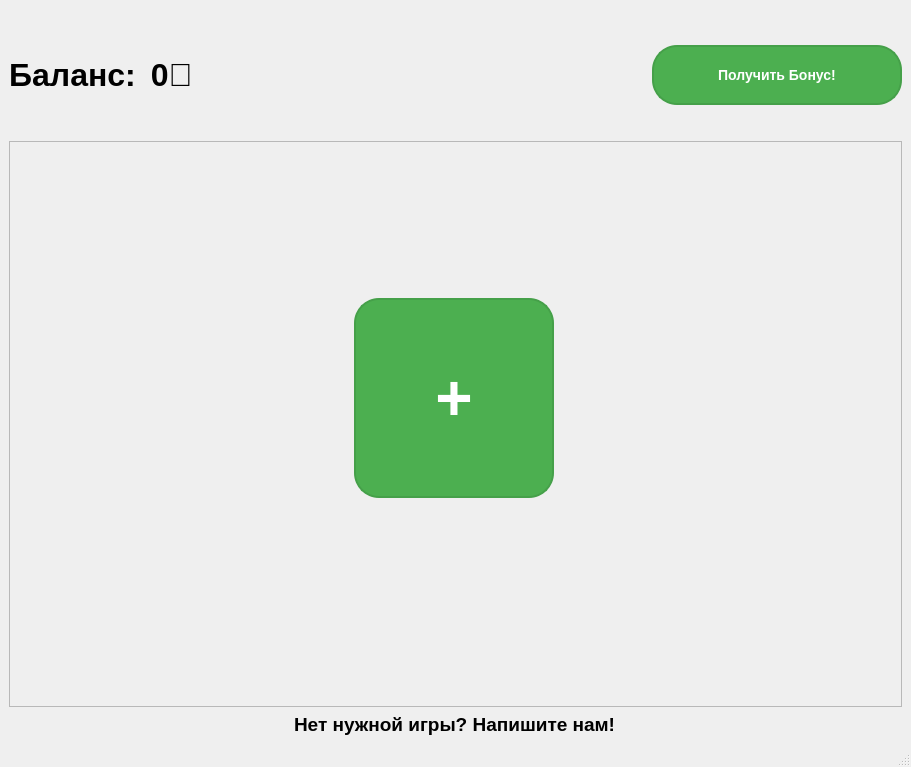
XooWI/SlashGames, file mainwindow.ui: the form before one commit.
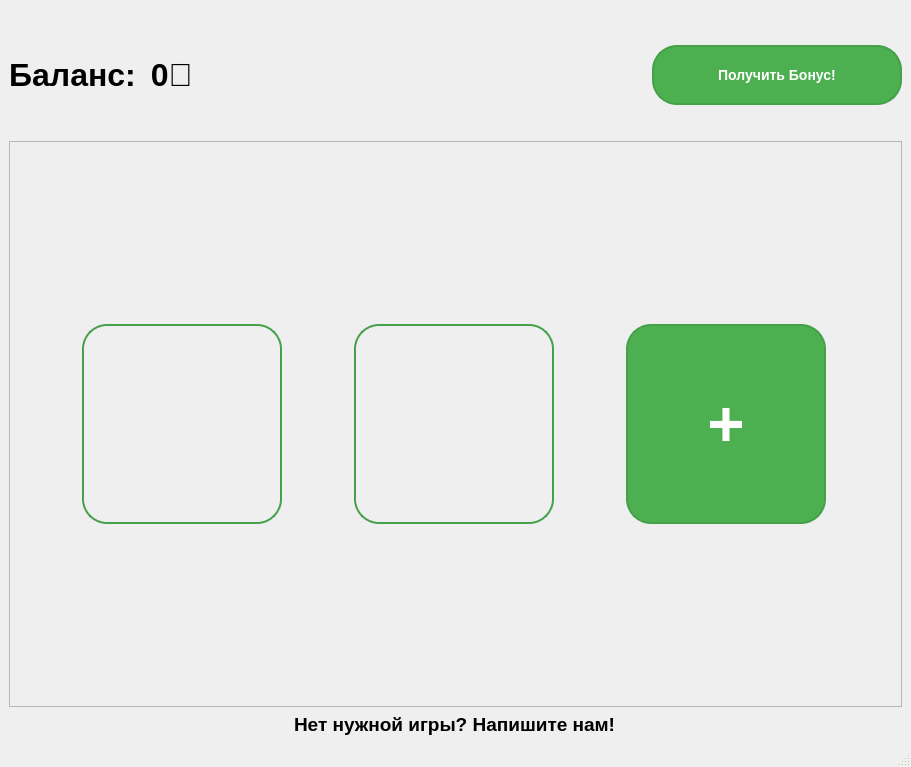
The form after the commit. Icons and pictures are not drawn.

Commit message: games buttons design for 200*200 buttons

```diff
--- a/mainwindow.ui
+++ b/mainwindow.ui
@@ -191,15 +191,15 @@
        <enum>Qt::ScrollBarAlwaysOff</enum>
       </property>
       <property name="widgetResizable">
-       <bool>false</bool>
+       <bool>true</bool>
       </property>
       <widget class="QWidget" name="gamesContainer">
        <property name="geometry">
         <rect>
          <x>0</x>
          <y>0</y>
-         <width>889</width>
-         <height>512</height>
+         <width>893</width>
+         <height>543</height>
         </rect>
        </property>
        <layout class="QGridLayout" name="gamesGridLayout">
@@ -218,7 +218,7 @@
         <property name="spacing">
          <number>20</number>
         </property>
-        <item row="0" column="0">
+        <item row="1" column="2">
          <widget class="QPushButton" name="addGameButton">
           <property name="minimumSize">
            <size>
@@ -252,6 +252,54 @@
           </property>
          </widget>
         </item>
+        <item row="1" column="1">
+         <widget class="QPushButton" name="pushButton">
+          <property name="minimumSize">
+           <size>
+            <width>200</width>
+            <height>200</height>
+           </size>
+          </property>
+          <property name="maximumSize">
+           <size>
+            <width>200</width>
+            <height>200</height>
+           </size>
+          </property>
+          <property name="styleSheet">
+           <string notr="true">QPushButton{background-image:  url(:/resources/roulette200200.png);  border: 2px solid #45a049; border-radius: 25px;}
+QPushButton:hover {background-image:  url(:/resources/roulette200200hover.png);}
+QPushButton:pressed {background-image:  url(:/resources/roulette200200hover.png);}</string>
+          </property>
+          <property name="text">
+           <string/>
+          </property>
+         </widget>
+        </item>
+        <item row="1" column="0">
+         <widget class="QPushButton" name="pushButton_2">
+          <property name="minimumSize">
+           <size>
+            <width>200</width>
+            <height>200</height>
+           </size>
+          </property>
+          <property name="maximumSize">
+           <size>
+            <width>200</width>
+            <height>200</height>
+           </size>
+          </property>
+          <property name="styleSheet">
+           <string notr="true">QPushButton{background-image:  url(:/resources/shrimpThvg200200.png);  border: 2px solid #45a049; border-radius: 25px;}
+QPushButton:hover {background-image:  url(:/resources/shrimpThvg200200hover.png);}
+QPushButton:pressed {background-image:  url(:/resources/shrimpThvg200200hover.png);}</string>
+          </property>
+          <property name="text">
+           <string/>
+          </property>
+         </widget>
+        </item>
        </layout>
       </widget>
      </widget>
```
Left out of the diff: 2 changed lines with no effect on the pictures. The commit also changes 5 other files.
